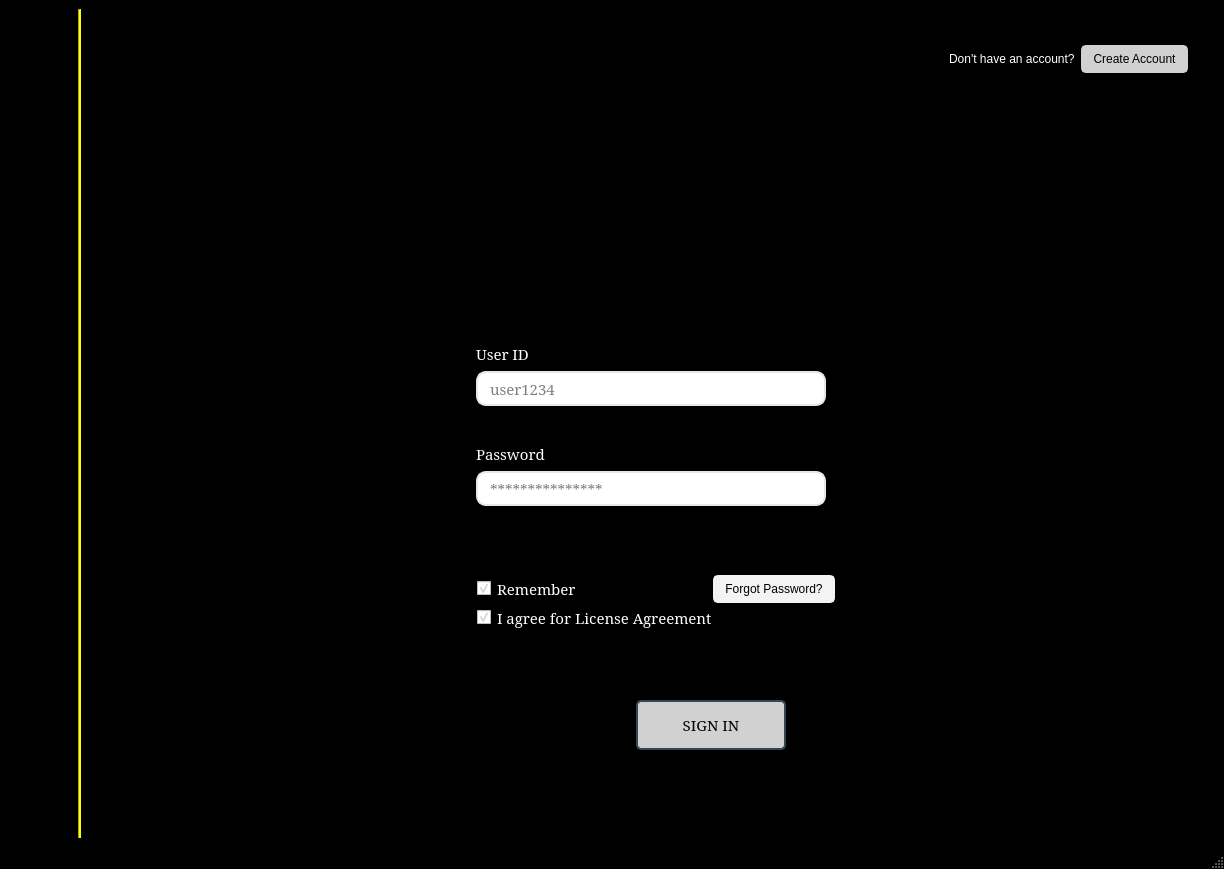
Tuhin-thinks/TradeXCB-OMS, file Libs/UI/Raw/user_login.ui: the form before one commit.
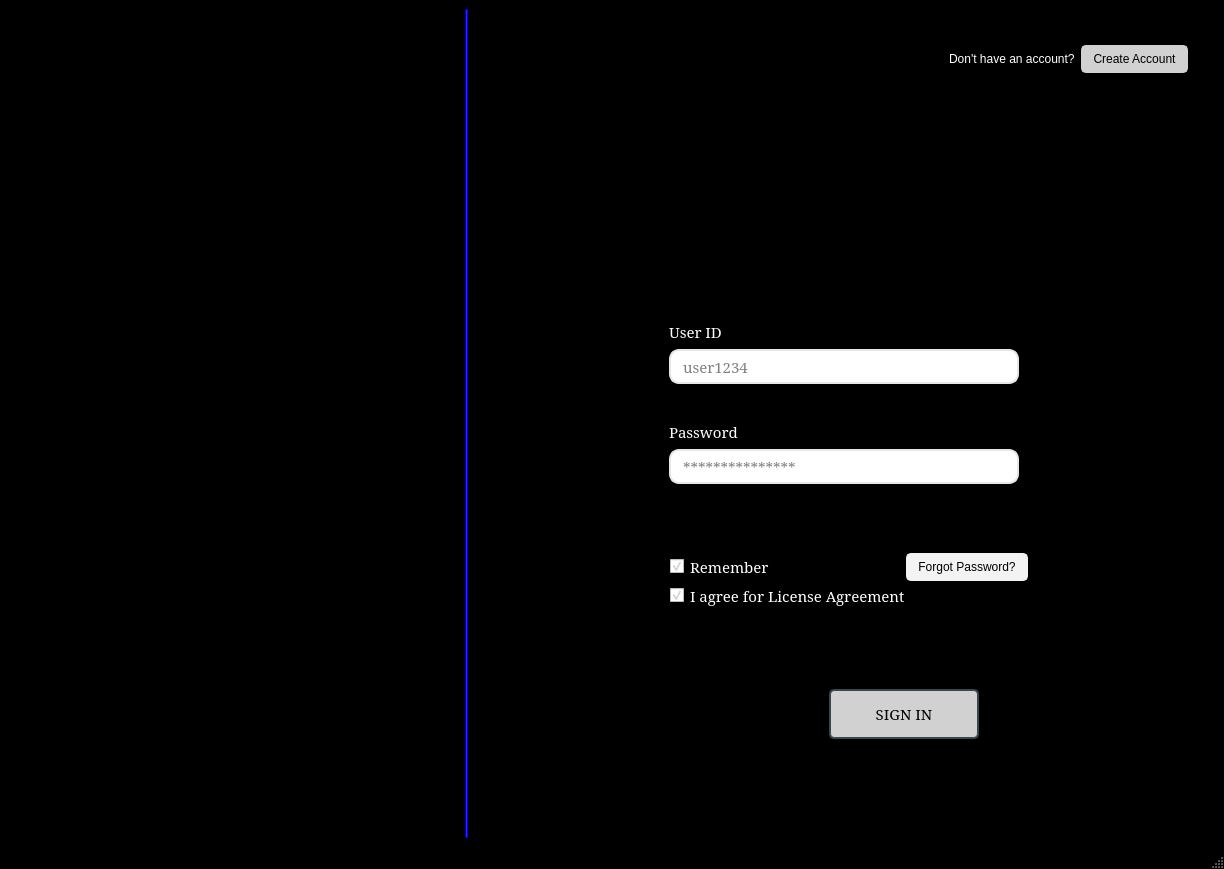
The form after the commit. The open tabs and pages were chosen to show the change. Icons and pictures are not drawn.

The edit to the form file:
```diff
--- a/Libs/UI/Raw/user_login.ui
+++ b/Libs/UI/Raw/user_login.ui
@@ -464,6 +464,12 @@
    <layout class="QHBoxLayout" name="horizontalLayout">
     <item>
      <widget class="QFrame" name="frame_left">
+      <property name="minimumSize">
+       <size>
+        <width>450</width>
+        <height>0</height>
+       </size>
+      </property>
       <property name="styleSheet">
        <string notr="true">#frame_left{
 	background-color:  black;
@@ -510,8 +516,8 @@
               <widget class="QLabel" name="label_logo">
                <property name="maximumSize">
                 <size>
-                 <width>430</width>
-                 <height>430</height>
+                 <width>250</width>
+                 <height>250</height>
                 </size>
                </property>
                <property name="font">
@@ -582,7 +588,7 @@
     <item>
      <widget class="Line" name="line">
       <property name="styleSheet">
-       <string notr="true">background-color: yellow;</string>
+       <string notr="true">background-color: rgb(0, 0, 255);</string>
       </property>
       <property name="orientation">
        <enum>Qt::Vertical</enum>
@@ -1384,8 +1390,8 @@
                <widget class="QLabel" name="label_logo_2">
                 <property name="maximumSize">
                  <size>
-                  <width>200</width>
-                  <height>200</height>
+                  <width>150</width>
+                  <height>150</height>
                  </size>
                 </property>
                 <property name="font">
```
Left out of the diff: 6 changed lines with no effect on the pictures.
